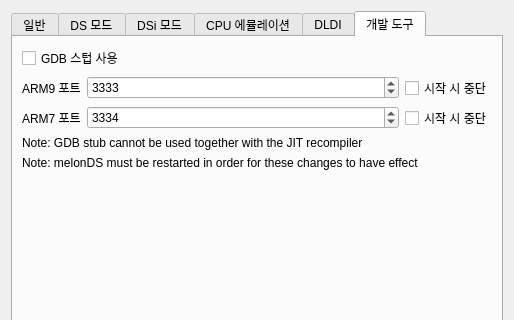
Old version of the form src/frontend/qt_sdl/EmuSettingsDialog.ui in the repository tjdduq23-droid/melonDS-1.1-korean; both pictures show x 0 to 514 and y 0 to 320 of the 514 by 492 pixel window.
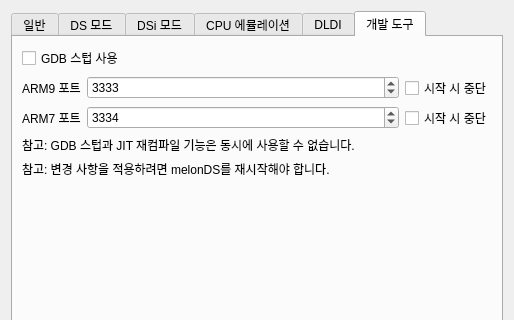
New version of the form. The open tabs and pages were chosen to show the change. Custom widgets are drawn as their Qt base class.

Commit message: Translate remaining emulation settings

The edit to the form file:
```diff
--- a/src/frontend/qt_sdl/EmuSettingsDialog.ui
+++ b/src/frontend/qt_sdl/EmuSettingsDialog.ui
@@ -624,14 +624,14 @@
        <item row="4" column="0" colspan="7">
         <widget class="QLabel" name="label_18">
          <property name="text">
-          <string>Note: melonDS must be restarted in order for these changes to have effect</string>
+          <string>참고: 변경 사항을 적용하려면 melonDS를 재시작해야 합니다.</string>
          </property>
         </widget>
        </item>
        <item row="3" column="0" colspan="7">
         <widget class="QLabel" name="label_19">
          <property name="text">
-          <string>Note: GDB stub cannot be used together with the JIT recompiler</string>
+          <string>참고: GDB 스텁과 JIT 재컴파일 기능은 동시에 사용할 수 없습니다.</string>
          </property>
         </widget>
        </item>
```
